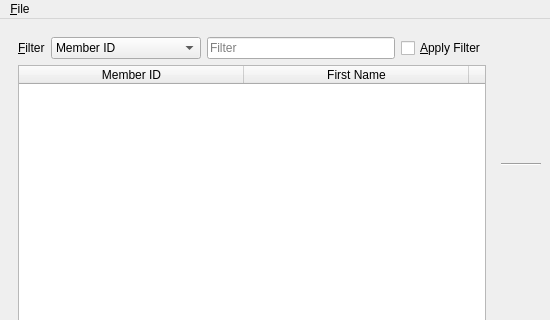
textbrowser/biblioteq, file UI/biblioteq_members_browser.ui: the form before one commit; both pictures show x 0 to 550 and y 0 to 320 of the 550 by 700 pixel window.
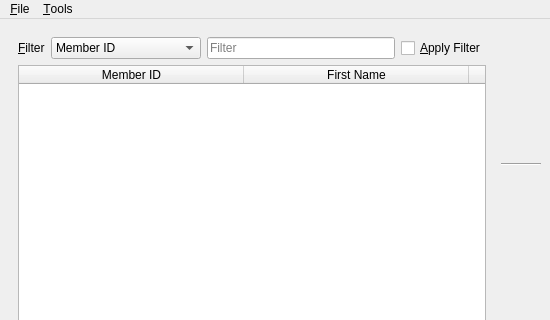
The form after the commit. Icons and pictures are not drawn.

Diff of the .ui file:
```diff
--- a/UI/biblioteq_members_browser.ui
+++ b/UI/biblioteq_members_browser.ui
@@ -579,7 +579,14 @@
     </property>
     <addaction name="action_Export"/>
    </widget>
+   <widget class="QMenu" name="menu_Tools">
+    <property name="title">
+     <string>&amp;Tools</string>
+    </property>
+    <addaction name="action_Set_Membership_Fees"/>
+   </widget>
    <addaction name="menu_File"/>
+   <addaction name="menu_Tools"/>
   </widget>
   <action name="action_Export">
    <property name="icon">
```
Left out of the diff: 5 changed lines with no effect on the pictures.
